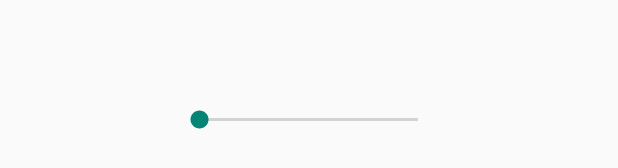
After one commit to LibrechtKuijvenhoven/LedLightApp, an Android app: the layout brightness_bar.xml on its own in the app's theme, with its tools: preview values and no code run, on a phone screen of 412 x 824 dp. The commit adds this screen. Shown: the part 498-666 px from the top of the screen. Run offline under Robolectric (Android 15) with nearby library versions, the phone set to English and light mode, and no system bars.

Commit message:
brightnes bar start

```diff
--- a/app/src/main/res/layout/activity_main.xml
+++ b/app/src/main/res/layout/activity_main.xml
@@ -7,12 +7,15 @@
     android:layout_height="match_parent"
     tools:context=".MainActivity">
 
+    <include
+        android:id="@+id/toolbar"
+        layout="@layout/toolbar" />
 
     <top.defaults.colorpicker.ColorPickerView
         android:id="@+id/colorPicker"
         android:layout_width="415dp"
         android:layout_height="360dp"
-        android:layout_marginTop="16dp"
+        android:layout_marginTop="75dp"
         app:enableBrightness="true"
         app:layout_constraintLeft_toLeftOf="parent"
         app:layout_constraintRight_toRightOf="parent"
--- /dev/null
+++ b/app/src/main/res/layout/brightness_bar.xml
@@ -0,0 +1,14 @@
+<RelativeLayout
+    xmlns:android="http://schemas.android.com/apk/res/android"
+    xmlns:tools="http://schemas.android.com/tools"
+    android:layout_width="match_parent"
+    android:layout_height="match_parent">
+
+    <SeekBar
+        android:id="@+id/brightnessBar_seek"
+        android:layout_width="178dp"
+        android:layout_height="wrap_content"
+        android:layout_centerInParent="true"
+        />
+
+</RelativeLayout>
--- /dev/null
+++ b/app/src/main/res/layout/brightness_layout.xml
@@ -0,0 +1,6 @@
+<?xml version="1.0" encoding="utf-8"?>
+<androidx.constraintlayout.widget.ConstraintLayout
+    xmlns:android="http://schemas.android.com/apk/res/android" android:layout_width="match_parent"
+    android:layout_height="match_parent">
+
+</androidx.constraintlayout.widget.ConstraintLayout>
--- a/app/src/main/res/menu/options.xml
+++ b/app/src/main/res/menu/options.xml
@@ -1,6 +1,7 @@
 <?xml version="1.0" encoding="utf-8"?>
 <menu xmlns:android="http://schemas.android.com/apk/res/android"
     xmlns:app="http://schemas.android.com/apk/res-auto">
+
     <item
         android:id="@+id/connect"
         android:title="@string/switchOn"
@@ -14,5 +15,9 @@
         android:id="@+id/brightness"
         android:title="@string/brightness"
         app:showAsAction="collapseActionView"
+        app:actionViewClass="android.widget.SeekBar"
+
         />
+<!--        app:actionLayout="@layout/brightness_layout"-->
+
 </menu>
--- a/app/src/main/res/values-night/themes.xml
+++ /dev/null
@@ -1,16 +0,0 @@
-<resources xmlns:tools="http://schemas.android.com/tools">
-    <!-- Base application theme. -->
-    <style name="Theme.Leds" parent="Theme.MaterialComponents.DayNight.DarkActionBar">
-        <!-- Primary brand color. -->
-        <item name="colorPrimary">@color/purple_200</item>
-        <item name="colorPrimaryVariant">@color/purple_700</item>
-        <item name="colorOnPrimary">@color/black</item>
-        <!-- Secondary brand color. -->
-        <item name="colorSecondary">@color/teal_200</item>
-        <item name="colorSecondaryVariant">@color/teal_200</item>
-        <item name="colorOnSecondary">@color/black</item>
-        <!-- Status bar color. -->
-        <item name="android:statusBarColor" tools:targetApi="l">?attr/colorPrimaryVariant</item>
-        <!-- Customize your theme here. -->
-    </style>
-</resources>
--- a/app/src/main/res/values/colors.xml
+++ b/app/src/main/res/values/colors.xml
@@ -9,4 +9,5 @@
     <color name="grey">#A1808080</color>
     <color name="lightGrey">#A1BFBFBF</color>
     <color name="white">#FFFFFFFF</color>
+    <color name="toolbar">#336345</color>
 </resources>
--- a/app/src/main/res/values/themes.xml
+++ b/app/src/main/res/values/themes.xml
@@ -1,6 +1,6 @@
 <resources xmlns:tools="http://schemas.android.com/tools">
     <!-- Base application theme. -->
-    <style name="Theme.Leds" parent="Theme.MaterialComponents.DayNight.DarkActionBar">
+    <style name="Theme.Leds" parent="Theme.AppCompat.DayNight.NoActionBar">
         <!-- Primary brand color. -->
         <item name="colorPrimary">@color/purple_500</item>
         <item name="colorPrimaryVariant">@color/purple_700</item>
```
Also changed, not shown: app/src/main/java/com/example/leds/MainActivity.java (+85 -9 lines), app/src/main/java/com/example/leds/PopUpActivity.java (+10 -1 lines), app/src/main/res/layout/toolbar.xml (added, +10 -0 lines), 2 other files.
